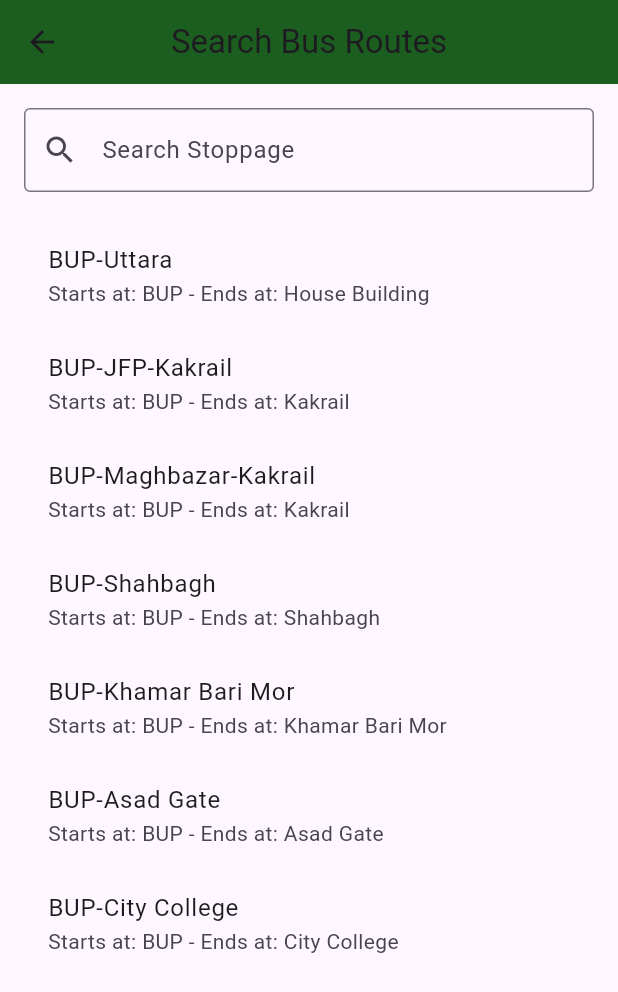
After one commit to Samiul-Hossen-Sarkar-Santo/bus_tracker_user_app, a Flutter app: the SearchPage screen opened directly, on a phone screen of 412 x 824 dp. The commit adds this screen. Shown: the top 992 px of the screen. Run offline on Flutter 3.47's test engine with Material 3 defaults, Android fonts, the phone set to English and light mode, and no system bars.

Commit message:
added search functionality

```diff
--- a/lib/models/route_model.dart
+++ b/lib/models/route_model.dart
@@ -2,37 +2,74 @@ enum RouteModel {
   route1(
     title: "BUP-Uttara",
     image: "BUS_ROUTE_STD-0.png",
+    start: "BUP",
+    stops_in_order: [
+      "Kalshi",
+      "ECB",
+      "Shewra",
+      "Khilkhet",
+      "Kawla",
+      "Airport",
+      "Jashimuddin",
+      "Rajlakkhi",
+      "Ajamper"
+    ],
+    end: "House Building",
   ),
   route2(
     title: "BUP-JFP-Kakrail",
     image: "BUS_ROUTE_STD-1.png",
+    start: "BUP",
+    stops_in_order: ["JFP", "Kakrail"],
+    end: "Kakrail",
   ),
   route3(
     title: "BUP-Maghbazar-Kakrail",
     image: "BUS_ROUTE_STD-2.png",
+    start: "BUP",
+    stops_in_order: ["Maghbazar", "Kakrail"],
+    end: "Kakrail",
   ),
   route4(
     title: "BUP-Shahbagh",
     image: "BUS_ROUTE_STD-3.png",
+    start: "BUP",
+    stops_in_order: ["Shahbagh"],
+    end: "Shahbagh",
   ),
   route5(
     title: "BUP-Khamar Bari Mor",
     image: "BUS_ROUTE_STD-4.png",
+    start: "BUP",
+    stops_in_order: ["Khamar Bari Mor"],
+    end: "Khamar Bari Mor",
   ),
   route6(
     title: "BUP-Asad Gate",
     image: "BUS_ROUTE_STD-5.png",
+    start: "BUP",
+    stops_in_order: ["Asad Gate"],
+    end: "Asad Gate",
   ),
   route7(
     title: "BUP-City College",
     image: "BUS_ROUTE_STD-6.png",
+    start: "BUP",
+    stops_in_order: ["City College"],
+    end: "City College",
   );
 
   const RouteModel({
     required this.title,
     required this.image,
+    required this.start,
+    required this.stops_in_order,
+    required this.end,
   });
 
   final String title;
   final String image;
+  final String start;
+  final List<String> stops_in_order; // Changed this to a List of Strings
+  final String end;
 }
--- /dev/null
+++ b/lib/screens/search_page.dart
@@ -0,0 +1,91 @@
+import 'package:flutter/material.dart';
+import 'package:bus_tracker_user_app/models/route_model.dart';
+
+class SearchPage extends StatefulWidget {
+  const SearchPage({super.key});
+
+  @override
+  _SearchPageState createState() => _SearchPageState();
+}
+
+class _SearchPageState extends State<SearchPage> {
+  // List of all routes
+  final List<RouteModel> allRoutes = RouteModel.values;
+
+  // List of filtered routes based on search query
+  List<RouteModel> filteredRoutes = [];
+
+  // Controller for the search input
+  final TextEditingController searchController = TextEditingController();
+
+  @override
+  void initState() {
+    super.initState();
+    // Initially show all routes
+    filteredRoutes = allRoutes;
+  }
+
+  // Function to filter routes based on stoppage name
+  void filterRoutes(String query) {
+    final lowercasedQuery = query.toLowerCase();
+
+    setState(() {
+      filteredRoutes = allRoutes.where((route) {
+        // Check if any stoppage in the route matches the query
+        return route.stops_in_order.any((stop) {
+              return stop.toLowerCase().contains(lowercasedQuery);
+            }) ||
+            route.title
+                .toLowerCase()
+                .contains(lowercasedQuery); // Match title too
+      }).toList();
+    });
+  }
+
+  @override
+  Widget build(BuildContext context) {
+    return Scaffold(
+      appBar: AppBar(
+        title: const Text('Search Bus Routes'),
+        backgroundColor: Colors.green[900],
+        centerTitle: true,
+      ),
+      body: Padding(
+        padding: const EdgeInsets.all(16.0),
+        child: Column(
+          children: [
+            // Search bar
+            TextField(
+              controller: searchController,
+              onChanged: (query) => filterRoutes(query),
+              decoration: const InputDecoration(
+                labelText: 'Search Stoppage',
+                border: OutlineInputBorder(),
+                prefixIcon: Icon(Icons.search),
+              ),
+            ),
+            const SizedBox(height: 20),
+            // Display filtered routes
+            Expanded(
+              child: ListView.builder(
+                itemCount: filteredRoutes.length,
+                itemBuilder: (context, index) {
+                  final route = filteredRoutes[index];
+
+                  return ListTile(
+                    title: Text(route.title),
+                    subtitle: Text(
+                        'Starts at: ${route.start} - Ends at: ${route.end}'),
+                    onTap: () {
+                      // You can add a navigation to route details if needed
+                    },
+                  );
+                },
+              ),
+            ),
+          ],
+        ),
+      ),
+    );
+  }
+}
```
Also changed, not shown: lib/screens/home.dart (+41 -5 lines).
